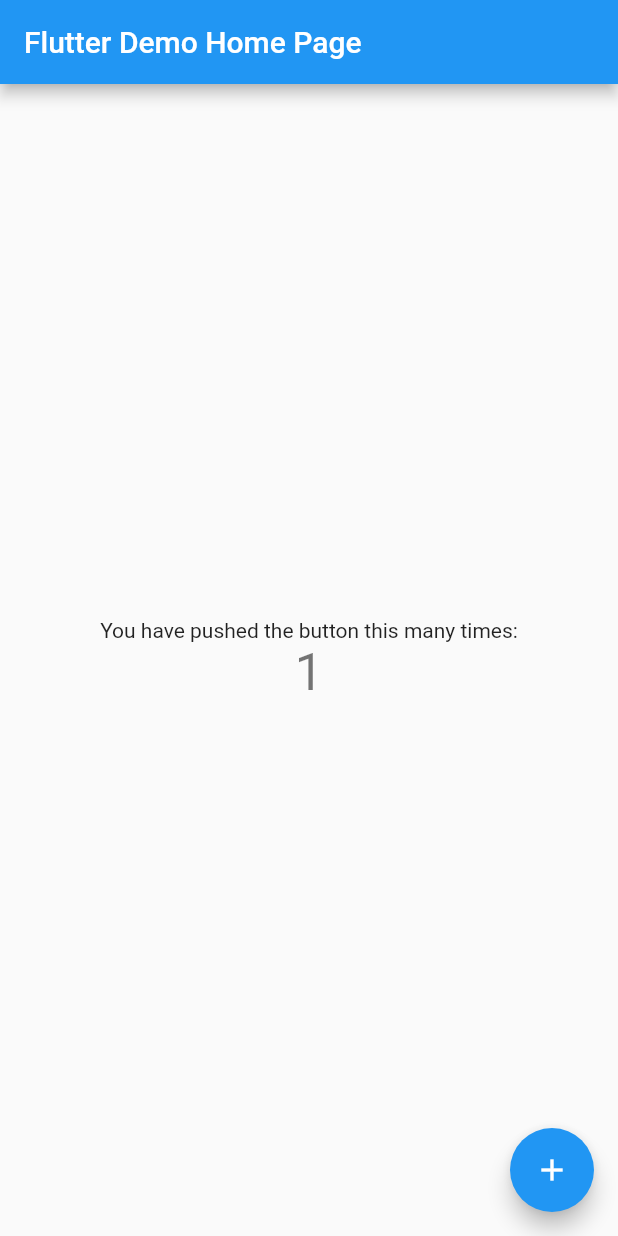
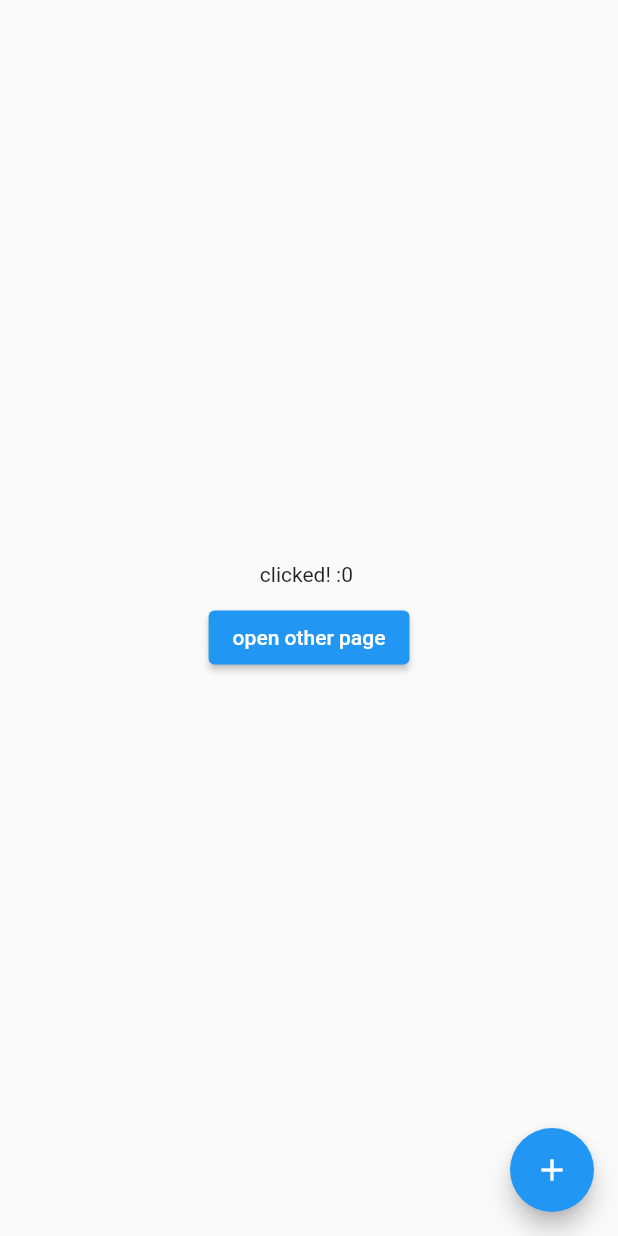
Before and after one commit to Jashwanth-Gowda-R/Flutter_web_dashboard, a Flutter app: the screen it shows after launch, after a tap on the "add" icon, on a phone screen of 412 x 824 dp. Run offline on Flutter 3.47's test engine with Material 2 defaults, Android fonts, the phone set to English and light mode, and no system bars; our stand-ins replace get.

```diff
--- /dev/null
+++ b/lib/controllers/counterController.dart
@@ -0,0 +1,10 @@
+import 'package:get/get.dart';
+
+class CounterController extends GetxController{
+
+  var counter = 0.obs;
+
+  void increment(){
+    counter++;
+  }
+}
--- a/lib/main.dart
+++ b/lib/main.dart
@@ -1,4 +1,6 @@
 import 'package:flutter/material.dart';
+import 'package:flutter_web_dashboard/pages/home.dart';
+import 'package:get/get.dart';
 
 void main() {
   runApp(MyApp());
@@ -8,7 +10,7 @@ class MyApp extends StatelessWidget {
   // This widget is the root of your application.
   @override
   Widget build(BuildContext context) {
-    return MaterialApp(
+    return GetMaterialApp(
       title: 'Flutter Demo',
       theme: ThemeData(
         // This is the theme of your application.
@@ -22,92 +24,7 @@ class MyApp extends StatelessWidget {
         // is not restarted.
         primarySwatch: Colors.blue,
       ),
-      home: MyHomePage(title: 'Flutter Demo Home Page'),
+      home: Home(),
     );
   }
 }
-
-class MyHomePage extends StatefulWidget {
-  MyHomePage({Key? key, required this.title}) : super(key: key);
-
-  // This widget is the home page of your application. It is stateful, meaning
-  // that it has a State object (defined below) that contains fields that affect
-  // how it looks.
-
-  // This class is the configuration for the state. It holds the values (in this
-  // case the title) provided by the parent (in this case the App widget) and
-  // used by the build method of the State. Fields in a Widget subclass are
-  // always marked "final".
-
-  final String title;
-
-  @override
-  _MyHomePageState createState() => _MyHomePageState();
-}
-
-class _MyHomePageState extends State<MyHomePage> {
-  int _counter = 0;
-
-  void _incrementCounter() {
-    setState(() {
-      // This call to setState tells the Flutter framework that something has
-      // changed in this State, which causes it to rerun the build method below
-      // so that the display can reflect the updated values. If we changed
-      // _counter without calling setState(), then the build method would not be
-      // called again, and so nothing would appear to happen.
-      _counter++;
-    });
-  }
-
-  @override
-  Widget build(BuildContext context) {
-    // This method is rerun every time setState is called, for instance as done
-    // by the _incrementCounter method above.
-    //
-    // The Flutter framework has been optimized to make rerunning build methods
-    // fast, so that you can just rebuild anything that needs updating rather
-    // than having to individually change instances of widgets.
-    return Scaffold(
-      appBar: AppBar(
-        // Here we take the value from the MyHomePage object that was created by
-        // the App.build method, and use it to set our appbar title.
-        title: Text(widget.title),
-      ),
-      body: Center(
-        // Center is a layout widget. It takes a single child and positions it
-        // in the middle of the parent.
-        child: Column(
-          // Column is also a layout widget. It takes a list of children and
-          // arranges them vertically. By default, it sizes itself to fit its
-          // children horizontally, and tries to be as tall as its parent.
-          //
-          // Invoke "debug painting" (press "p" in the console, choose the
-          // "Toggle Debug Paint" action from the Flutter Inspector in Android
-          // Studio, or the "Toggle Debug Paint" command in Visual Studio Code)
-          // to see the wireframe for each widget.
-          //
-          // Column has various properties to control how it sizes itself and
-          // how it positions its children. Here we use mainAxisAlignment to
-          // center the children vertically; the main axis here is the vertical
-          // axis because Columns are vertical (the cross axis would be
-          // horizontal).
-          mainAxisAlignment: MainAxisAlignment.center,
-          children: <Widget>[
-            Text(
-              'You have pushed the button this many times:',
-            ),
-            Text(
-              '$_counter',
-              style: Theme.of(context).textTheme.headline4,
-            ),
-          ],
-        ),
-      ),
-      floatingActionButton: FloatingActionButton(
-        onPressed: _incrementCounter,
-        tooltip: 'Increment',
-        child: Icon(Icons.add),
-      ), // This trailing comma makes auto-formatting nicer for build methods.
-    );
-  }
-}
--- /dev/null
+++ b/lib/pages/home.dart
@@ -0,0 +1,36 @@
+import 'package:flutter/material.dart';
+import 'package:flutter_web_dashboard/controllers/counterController.dart';
+import 'package:flutter_web_dashboard/pages/others.dart';
+import 'package:get/get.dart';
+
+class Home extends StatelessWidget {
+  final CounterController counterController = Get.put(CounterController());
+  @override
+  Widget build(BuildContext context) {
+    return Scaffold(
+      body: Column(
+        mainAxisAlignment: MainAxisAlignment.center,
+        // crossAxisAlignment: CrossAxisAlignment.center,
+        children: [
+          Center(child: Text('clicked! :${counterController.counter.value} ')),
+          SizedBox(
+            height: 10,
+          ),
+          Center(
+            child: ElevatedButton(
+                onPressed: () {
+                  Get.to(Other());
+                },
+                child: Text('open other page')),
+          ),
+        ],
+      ),
+      floatingActionButton: FloatingActionButton(
+        onPressed: () {
+          counterController.increment();
+        },
+        child: Icon(Icons.add),
+      ),
+    );
+  }
+}
```
Also changed, not shown: lib/pages/others.dart (added, +33 -0 lines).
